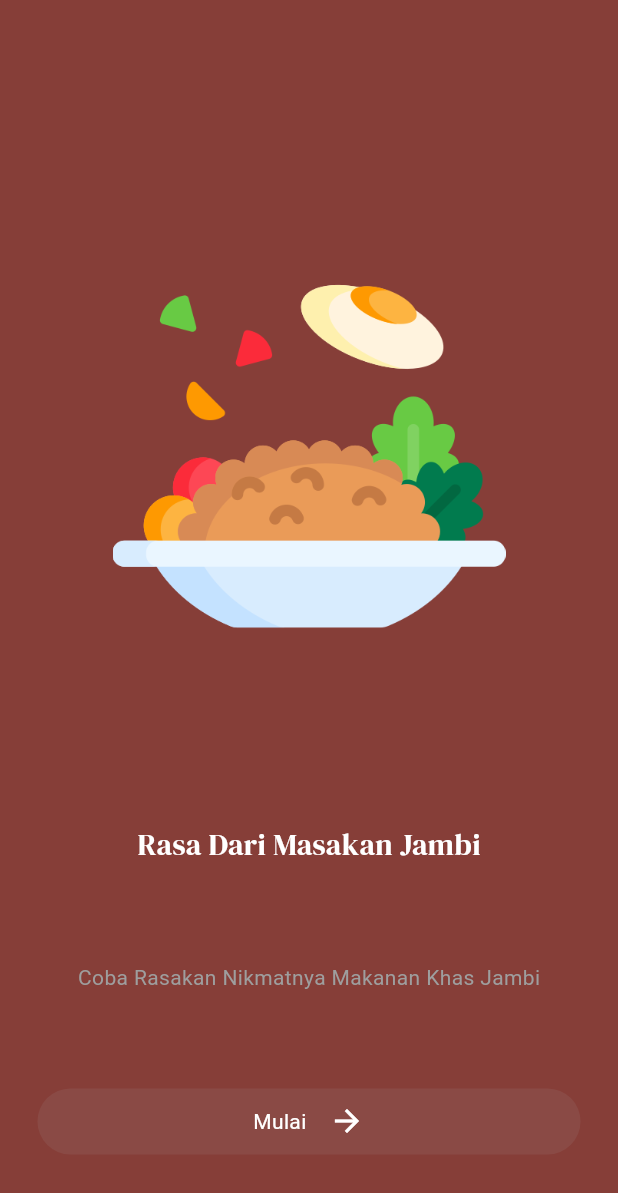
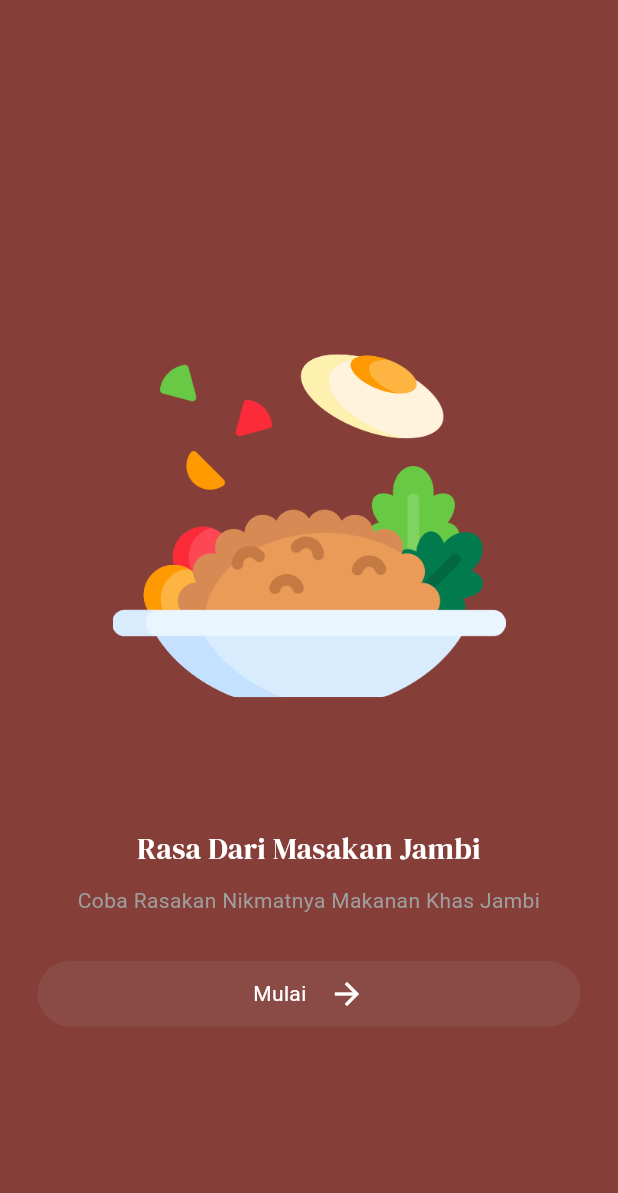
Before and after one commit to Budisyahputra/myapp, a Flutter app: the screen it shows after launch, on a phone screen of 412 x 824 dp. Shown: the top 1193 px of the screen. Run offline on Flutter 3.47's test engine with Material 3 defaults, Android fonts, the phone set to English and light mode, and no system bars; our stand-ins replace google_fonts.

Commit message:
Penyesuaian text allign, dan menambah center

```diff
--- a/lib/pages/intro_page.dart
+++ b/lib/pages/intro_page.dart
@@ -7,59 +7,62 @@ class IntroPage extends StatelessWidget {
 
   @override
   Widget build(BuildContext context) {
+    final screenWidth = MediaQuery.of(context).size.width;
+    final isWideScreen = screenWidth > 600;
+
     return Scaffold(
       backgroundColor: const Color.fromARGB(255, 134, 62, 56),
-      body: Padding(
+      body: Center(
+        child: SingleChildScrollView(
+          child: Padding(
             padding: const EdgeInsets.all(25.0),
             child: Column(
               crossAxisAlignment: CrossAxisAlignment.center,
-          mainAxisAlignment: MainAxisAlignment.spaceEvenly,
+              mainAxisAlignment: MainAxisAlignment.center,
               children: [
-            const SizedBox(
-              height: 5,
+                const SizedBox(height: 10),
+                if (isWideScreen)
+                  Text(
+                    "Restaurant Jambi",
+                    style: GoogleFonts.dmSerifDisplay(
+                      fontSize: 28,
+                      color: Colors.white,
                     ),
-            // Judul
-            // Text(
-            //   "Restaurant Jambi",
-            //   style:
-            //       GoogleFonts.dmSerifDisplay(fontSize: 28, color: Colors.white),
-            // ),
-            const SizedBox(
-              height: 5,
                   ),
+                const SizedBox(height: 20),
                 Padding(
                   padding: const EdgeInsets.all(50.0),
                   child: Image.asset('images/fried-rice.png'),
                 ),
-            const SizedBox(
-              height: 5,
-            ),
+                const SizedBox(height: 20),
                 Text(
                   "Rasa Dari Masakan Jambi",
-              style:
-                  GoogleFonts.dmSerifDisplay(fontSize: 20, color: Colors.white),
+                  textAlign: TextAlign.center,
+                  style: GoogleFonts.dmSerifDisplay(
+                    fontSize: isWideScreen ? 24 : 20,
+                    color: Colors.white,
                   ),
-            const SizedBox(
-              height: 5,
                 ),
-            const Text(
+                const SizedBox(height: 10),
+                Text(
                   "Coba Rasakan Nikmatnya Makanan Khas Jambi",
+                  textAlign: TextAlign.center,
                   style: TextStyle(
+                    fontSize: isWideScreen ? 18 : 14,
                     color: Colors.grey,
                   ),
                 ),
-            const SizedBox(
-              height: 5,
-            ),
-            // Button
+                const SizedBox(height: 30),
                 MyButton(
                   text: 'Mulai',
                   onTap: () {
                     // Ke menu utama
                     Navigator.pushNamed(context, '/menupage');
                   },
-            )
+                ),
               ],
+            ),
+          ),
         ),
       ),
     );
```
Lines whose indentation alone changed are shown as unchanged.
